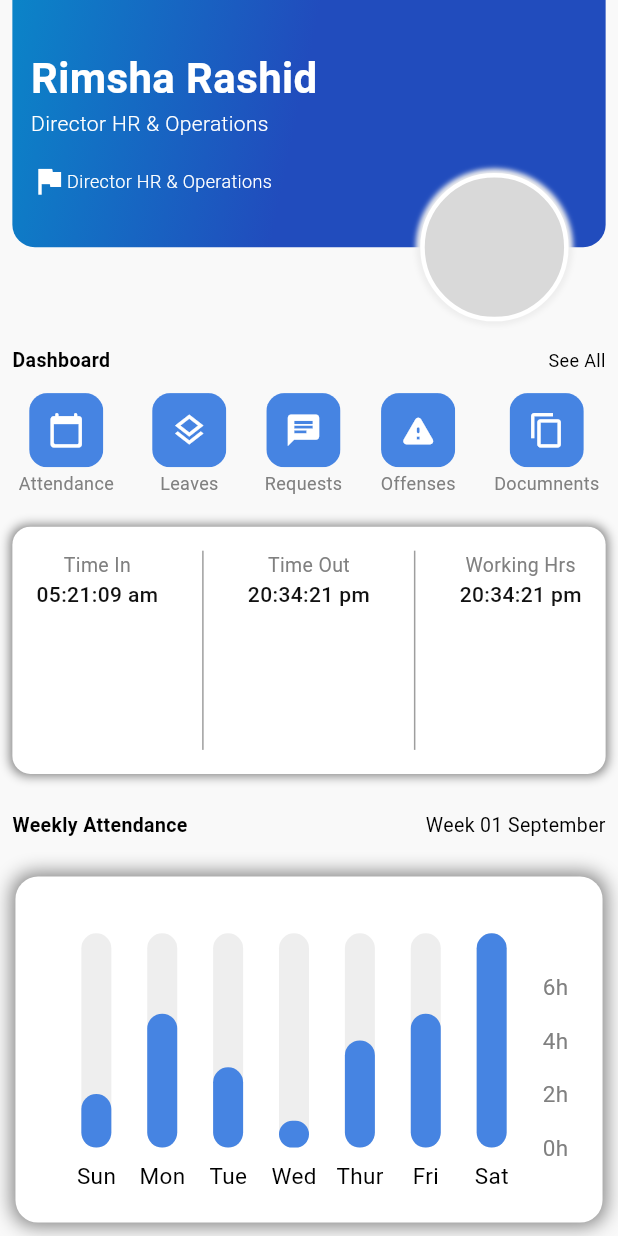
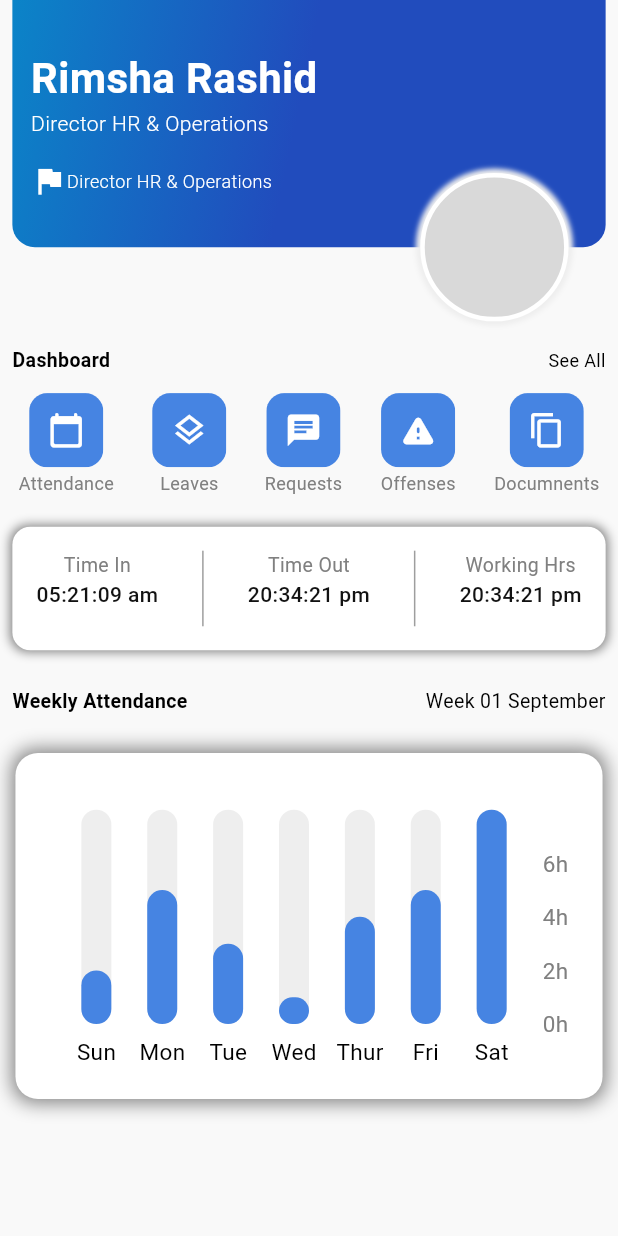
Before and after one commit to RDfahad/apphrmsnew, a Flutter app: the DashBoardScreenNew screen opened directly, on a phone screen of 412 x 824 dp. Run offline on Flutter 3.47's test engine with Material 2 defaults, Android fonts, the phone set to English and light mode, and no system bars; drawn by our look-alikes of fl_chart; our stand-ins replace bloc, flutter_bloc, get_it, hive, hive_flutter; accounts and stored records are empty.

Commit message:
dashboard

```diff
--- a/lib/ui/screens/dashboard/view/dashboard_screen.dart
+++ b/lib/ui/screens/dashboard/view/dashboard_screen.dart
@@ -277,7 +277,7 @@ class DashBoardScreenNew extends StatelessWidget {
               ),
               SizedBox(height: context.getScreenHeight * 0.02),
               Container(
-                height: context.getScreenHeight * 0.2,
+                height: context.getScreenHeight * 0.1,
                 decoration: BoxDecoration(
                   borderRadius: BorderRadius.circular(12),
                   color: AppColor.whiteColor,
```
